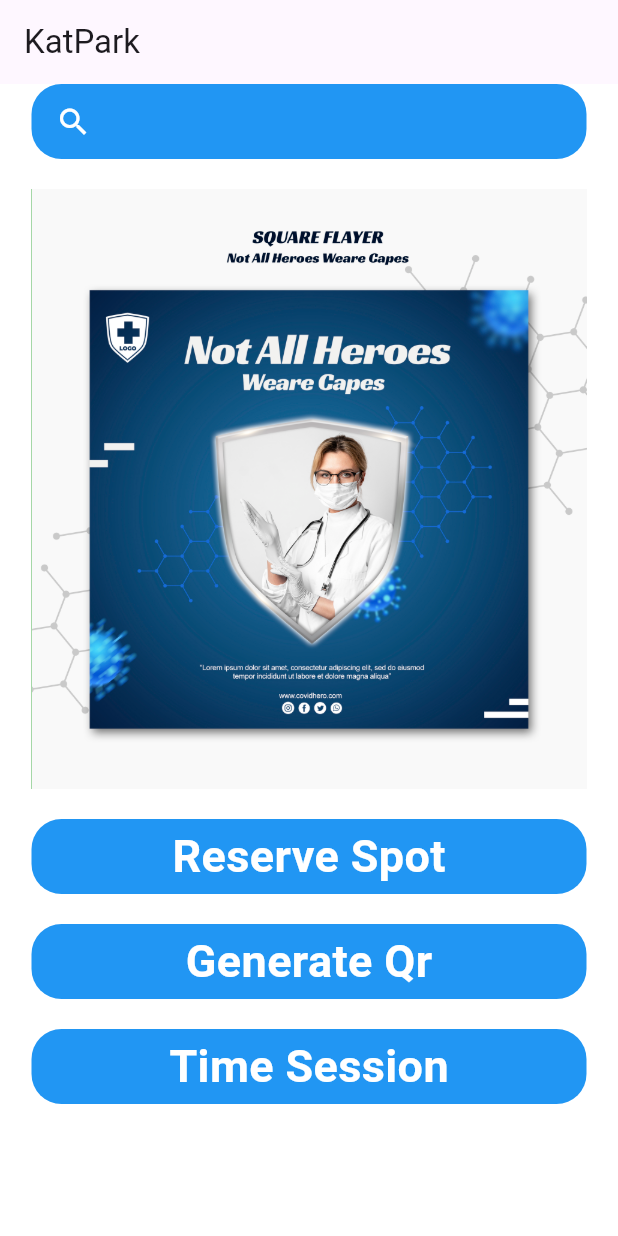
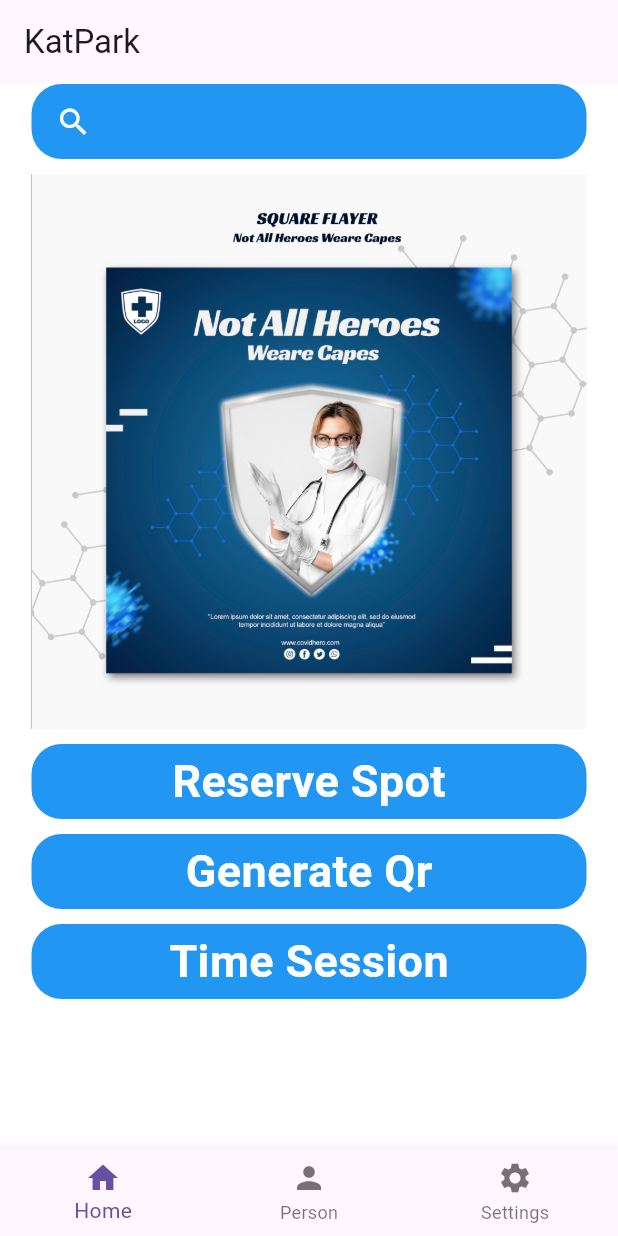
Before and after one commit to subod4/Kusom_Hackathon, a Flutter app: the screen it shows after launch, on a phone screen of 412 x 824 dp. Run offline on Flutter 3.47's test engine with Material 3 defaults, Android fonts, the phone set to English and light mode, and no system bars.

Commit message:
bottom nav added

```diff
--- a/lib/main.dart
+++ b/lib/main.dart
@@ -1,5 +1,6 @@
 import 'package:flutter/cupertino.dart';
 import 'package:flutter/material.dart';
+import 'package:flutter/widgets.dart';
 import 'package:yantra/pages/qrGenerator.dart';
 import 'package:yantra/pages/reserve.dart';
 import 'package:yantra/pages/timing.dart';
@@ -16,6 +17,17 @@ class MyApp extends StatelessWidget {
     return  Scaffold(
         backgroundColor: Colors.white,
         appBar: AppBar(title: Text("KatPark")),
+        bottomNavigationBar: BottomNavigationBar(
+          items:[
+            BottomNavigationBarItem(icon: Icon(Icons.home),
+            label: 'Home'),
+            BottomNavigationBarItem(icon: Icon(Icons.person),
+            label:'Person'),
+            BottomNavigationBarItem(icon: Icon(Icons.settings),
+            label:'Settings'
+            ),
+          ]
+        ),
         body:
         Column(
           children:[
@@ -34,9 +46,9 @@ class MyApp extends StatelessWidget {
                     child:Icon(Icons.search, color: Colors.white))]),
                         ),
             ),
-            const SizedBox(height: 20),
+            const SizedBox(height: 10),
             Container(
-              height: 400,
+              height: 370,
               width:370,
               color: Colors.green,
               child: ListView(
@@ -58,7 +70,7 @@ class MyApp extends StatelessWidget {
                 ],
               ),
             ),
-            const SizedBox(height: 20),
+            const SizedBox(height: 10),
             Container(
               height: 300,
               width:400,
@@ -80,7 +92,7 @@ class MyApp extends StatelessWidget {
                         child: Center(child: Text("Reserve Spot",style: TextStyle(color: Colors.white,fontSize: 30,fontWeight: FontWeight.bold),),)),
 
                   ),
-                  const SizedBox(height: 20),
+                  const SizedBox(height: 10),
                   Container(
                     height: 50,
                     width:370,
@@ -96,7 +108,7 @@ class MyApp extends StatelessWidget {
                           child: Center(child: Text("Generate Qr",style: TextStyle(color: Colors.white,fontSize: 30,fontWeight: FontWeight.bold),)))
 
                   ),
-                  const SizedBox(height: 20),
+                  const SizedBox(height: 10),
                   Container(
                     height: 50,
                     width:370,
```
